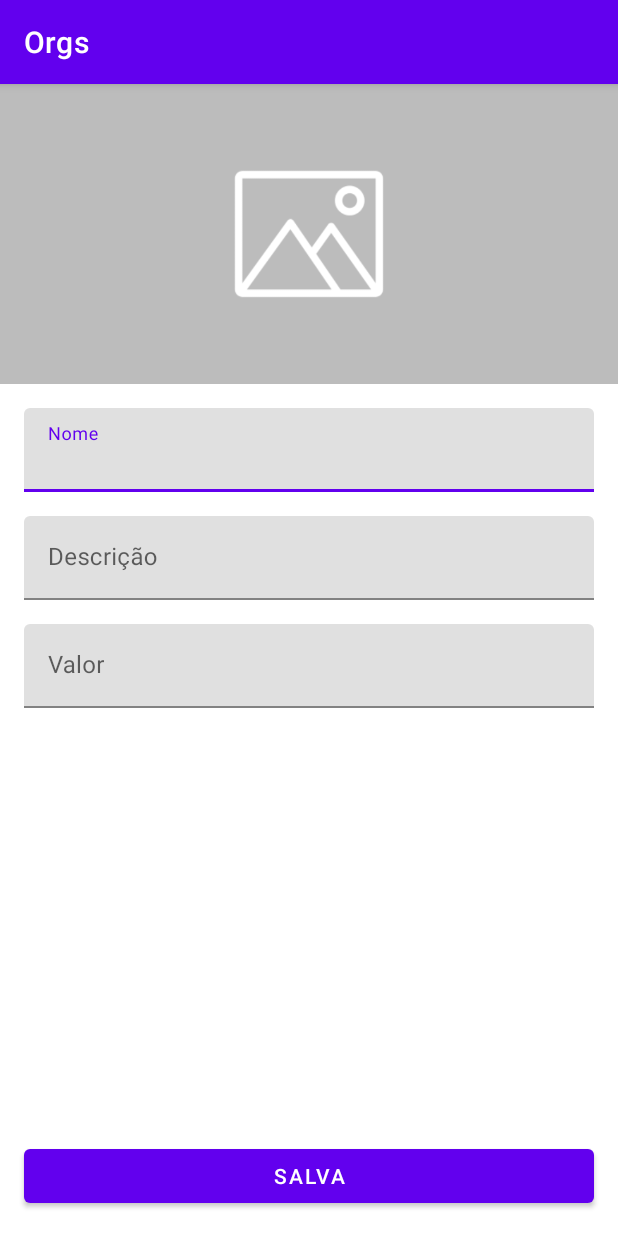
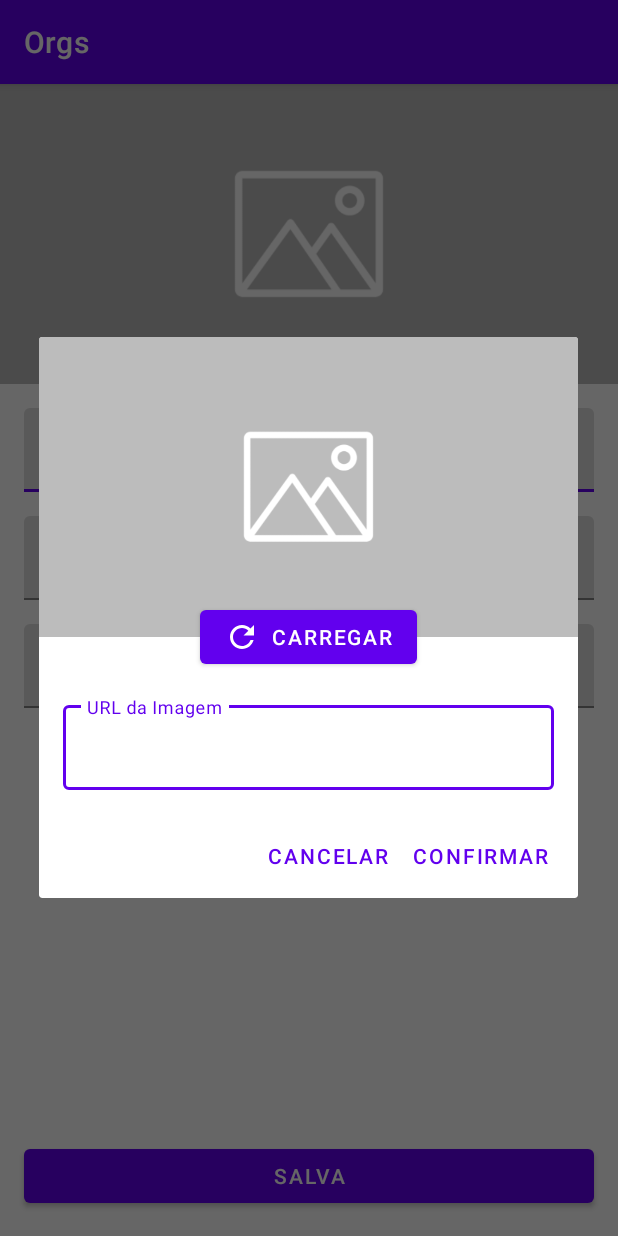
Before and after one commit to AlexParreira/Orgs, an Android app: the FormProdutoActivity screen opened directly, with no data from a screen before it, after a tap on an icon or button, on a phone screen of 412 x 824 dp. Run offline under Robolectric (Android 15) with nearby library versions, the phone set to English and light mode, and no system bars; Roboto replaces fonts that are not available here.

Commit message:
Add Coil and upload an image

```diff
--- a/app/build.gradle
+++ b/app/build.gradle
@@ -44,4 +44,6 @@ dependencies {
     testImplementation 'junit:junit:4.13.2'
     androidTestImplementation 'androidx.test.ext:junit:1.1.3'
     androidTestImplementation 'androidx.test.espresso:espresso-core:3.4.0'
+
+    implementation "io.coil-kt:coil:1.2.2"
 }
--- a/app/src/main/AndroidManifest.xml
+++ b/app/src/main/AndroidManifest.xml
@@ -2,7 +2,7 @@
 <manifest xmlns:android="http://schemas.android.com/apk/res/android"
     xmlns:tools="http://schemas.android.com/tools"
     package="br.com.alex.orgs">
-
+    <uses-permission android:name="android.permission.INTERNET"/>
     <application
         android:allowBackup="true"
         android:dataExtractionRules="@xml/data_extraction_rules"
--- a/app/src/main/java/br/com/alex/orgs/model/Produto.kt
+++ b/app/src/main/java/br/com/alex/orgs/model/Produto.kt
@@ -5,7 +5,8 @@ import java.math.BigDecimal
 data class Produto(
     val nome: String,
     val descricao: String,
-    val valor: BigDecimal
+    val valor: BigDecimal,
+    val image : String? = null
 ) {
 
 }
--- a/app/src/main/java/br/com/alex/orgs/ui/activity/FormProdutoActivity.kt
+++ b/app/src/main/java/br/com/alex/orgs/ui/activity/FormProdutoActivity.kt
@@ -10,6 +10,8 @@ import br.com.alex.orgs.dao.ProdutoDao
 import br.com.alex.orgs.model.Produto
 import java.math.BigDecimal
 import br.com.alex.orgs.databinding.ActivityFormProdutoBinding
+import br.com.alex.orgs.databinding.FormularioImagemBinding
+import coil.load
 
 class FormProdutoActivity : AppCompatActivity() {
 
@@ -17,23 +19,31 @@ class FormProdutoActivity : AppCompatActivity() {
         ActivityFormProdutoBinding.inflate(layoutInflater)
 
     }
+    private var url: String? = null
 
     override fun onCreate(savedInstanceState: Bundle?) {
         super.onCreate(savedInstanceState)
         setContentView(binding.root)
         configuraBotaoSalvar()
-        binding.activityFormProdutoImage.setOnClickListener(){
+        binding.activityFormProdutoImage.setOnClickListener() {
+            val bindinFormularioImagen = FormularioImagemBinding.inflate(layoutInflater)
+            bindinFormularioImagen.formularioImagemBotaoCarregar.setOnClickListener() {
+                val url = bindinFormularioImagen.formularioImagemUrl.text.toString()
+                bindinFormularioImagen.formularioImagemImageView.load(url)
+            }
             AlertDialog.Builder(this)
-                .setView(R.layout.formulario_imagem)
-                .setPositiveButton("Confirmar"){_,_ ->
+                .setView(bindinFormularioImagen.root)
+                .setPositiveButton("Confirmar") { _, _ ->
+                    url = bindinFormularioImagen.formularioImagemUrl.text.toString()
+                    binding.activityFormProdutoImage.load(url)
+                }
+                .setNegativeButton("Cancelar") { _, _ ->
 
                 }
-                .setNegativeButton("Cancelar"){ _,_ ->
+                .show()
+        }
+    }
 
-                }
-        }
-
-    }
 
     private fun configuraBotaoSalvar() {
         val botaoSalvar = findViewById<Button>(R.id.activity_form_produto_botao_salvar)
@@ -61,7 +71,8 @@ class FormProdutoActivity : AppCompatActivity() {
         return Produto(
             nome = nome,
             descricao = descricao,
-            valor = valor
+            valor = valor,
+            image = url
         )
     }
 
--- a/app/src/main/java/br/com/alex/orgs/ui/activity/ListaProdutosActivity.kt
+++ b/app/src/main/java/br/com/alex/orgs/ui/activity/ListaProdutosActivity.kt
@@ -9,6 +9,7 @@ import androidx.recyclerview.widget.RecyclerView
 import br.com.alex.orgs.R
 import br.com.alex.orgs.dao.ProdutoDao
 import br.com.alex.orgs.databinding.ActivityListaProdutosBinding
+import br.com.alex.orgs.databinding.FormularioImagemBinding
 import br.com.alex.orgs.ui.recycleView.adapter.ListaProdutoAdapter
 import com.google.android.material.floatingactionbutton.FloatingActionButton
 
@@ -27,7 +28,6 @@ class ListaProdutosActivity : AppCompatActivity(R.layout.activity_lista_produtos
         configuraFab()
 
     }
-
     override fun onResume() {
         super.onResume()
         adapter.atualiza(dao.buscaTodos())
```
Also changed, not shown: app/src/main/java/br/com/alex/orgs/ui/recycleView/adapter/ListaProdutoAdapter.kt (+8 -0 lines).
